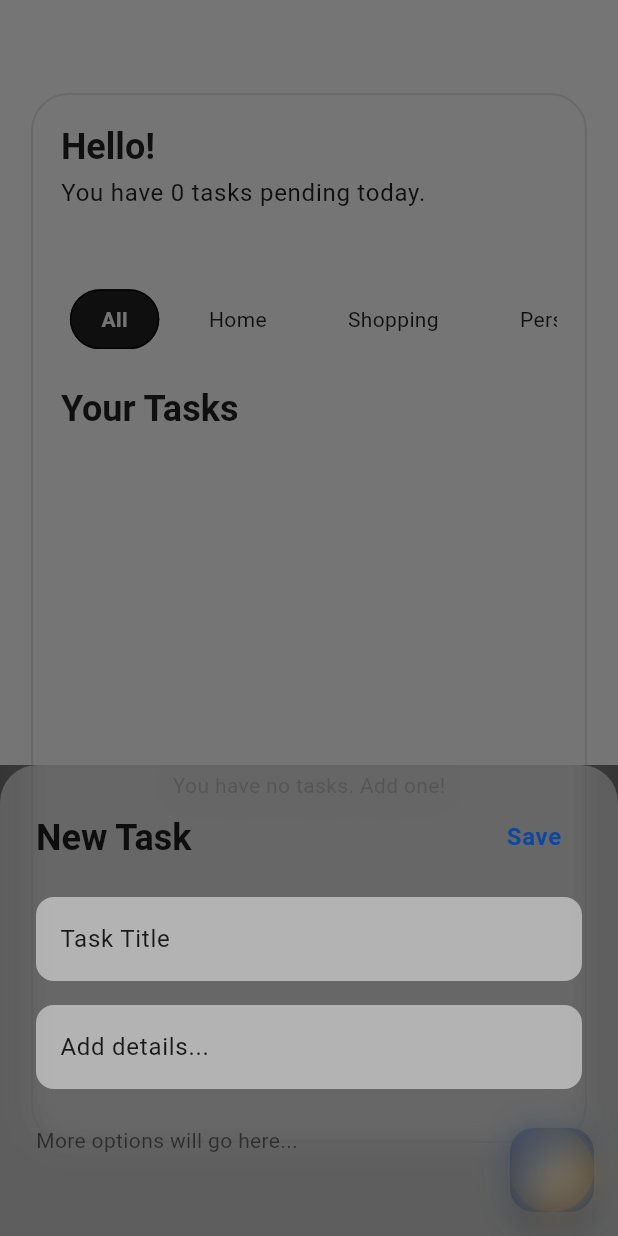
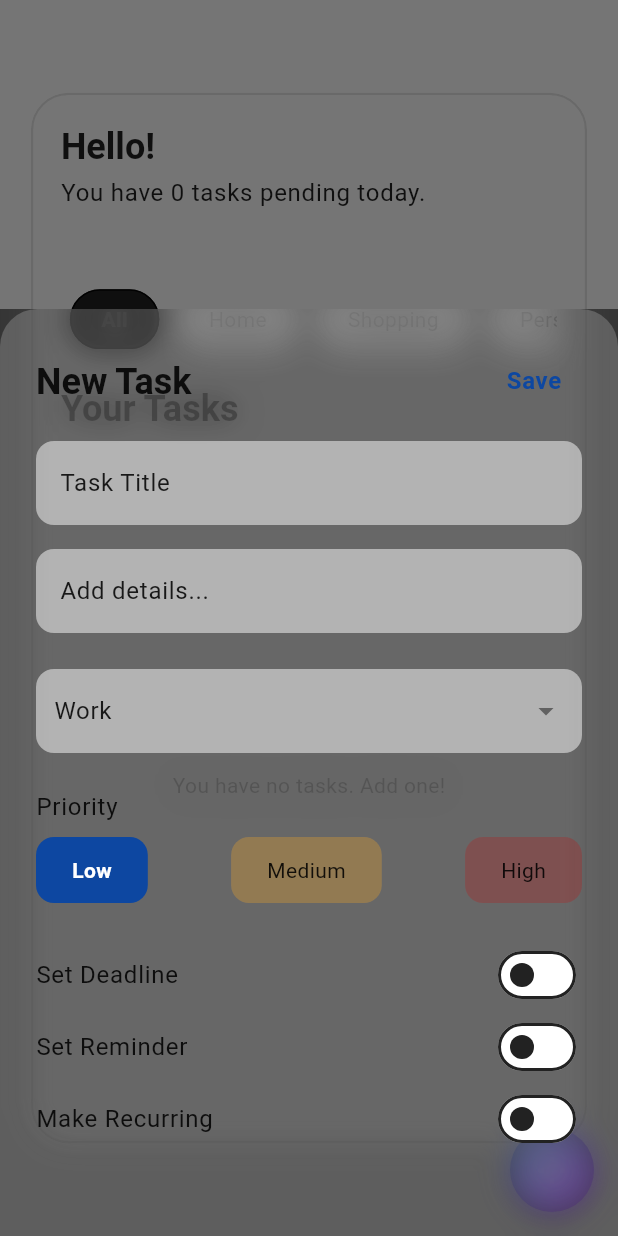
Before and after one commit to daphne-i/task-spark, a Flutter app: the screen it shows after launch, after a tap on the "add" icon, on a phone screen of 412 x 824 dp. Run offline on Flutter 3.47's test engine with Material 3 defaults, Android fonts, the phone set to English and light mode, and no system bars; our stand-ins replace drift, equatable, flutter_bloc; missing offline and left inert: animated_gradient_background; accounts and stored records are empty; generated files the repository leaves out were written again; Roboto replaces fonts that are missing (Manrope).

Commit message:
Add task functions

```diff
--- a/lib/bloc/tasks_bloc/tasks_bloc.dart
+++ b/lib/bloc/tasks_bloc/tasks_bloc.dart
@@ -5,16 +5,19 @@ import 'package:task_sparkle/database/database.dart'; // Import our database
 
 class TasksBloc extends Bloc<TasksEvent, TasksState> {
   final AppDatabase database; // Our database instance
+  List<Category> _categories = [];
 
   TasksBloc({required this.database}) : super(TasksLoading()) {
     // When a 'LoadTasks' event comes in, call this function
     on<LoadTasks>(_onLoadTasks);
+    on<AddTask>(_onAddTask);
   }
 
   void _onLoadTasks(LoadTasks event, Emitter<TasksState> emit) async {
     try {
       // Tell the UI we are loading
       emit(TasksLoading());
+      _categories = await database.getAllCategories();
 
       // Go to the database and get a STREAM of all tasks.
       // A stream will automatically send new data when the database changes!
@@ -23,7 +26,7 @@ class TasksBloc extends Bloc<TasksEvent, TasksState> {
         onData: (tasks) {
           // Every time the stream gives us a new list,
           // emit a new 'TasksLoaded' state with that list
-          emit(TasksLoaded(tasks: tasks));
+          emit(TasksLoaded(tasks: tasks, categories: _categories));
         },
         onError: (error, stackTrace) {
           emit(TasksError(error.toString()));
@@ -33,4 +36,17 @@ class TasksBloc extends Bloc<TasksEvent, TasksState> {
       emit(TasksError(e.toString()));
     }
   }
+
+  void _onAddTask(AddTask event, Emitter<TasksState> emit) async {
+    try {
+      await database.addTask(event.task);
+      // We don't need to emit a new state here, because...
+      // ...our _onLoadTasks stream is *watching* the database.
+      // As soon as the task is added, the stream will automatically
+      // fire, and _onLoadTasks will emit a new TasksLoaded state.
+      // This is the power of reactive programming!
+    } catch (e) {
+      emit(TasksError(e.toString()));
+    }
+  }
 }
--- a/lib/bloc/tasks_bloc/tasks_event.dart
+++ b/lib/bloc/tasks_bloc/tasks_event.dart
@@ -1,4 +1,5 @@
 import 'package:equatable/equatable.dart';
+import 'package:task_sparkle/database/database.dart'; // <-- Add this line
 
 // The base class for all our events
 abstract class TasksEvent extends Equatable {
@@ -13,7 +14,15 @@ class LoadTasks extends TasksEvent {}
 
 // Event: "Add a new task"
 // (We'll add more details to this later)
-class AddTask extends TasksEvent {}
+class AddTask extends TasksEvent {
+  // A TasksCompanion is the drift-generated object for inserting a new row
+  final TasksCompanion task;
+
+  const AddTask({required this.task});
+
+  @override
+  List<Object> get props => [task];
+}
 
 // Event: "Mark a task as complete/incomplete"
 class ToggleTaskCompletion extends TasksEvent {
--- a/lib/bloc/tasks_bloc/tasks_state.dart
+++ b/lib/bloc/tasks_bloc/tasks_state.dart
@@ -15,12 +15,13 @@ class TasksLoading extends TasksState {}
 // State: "We have successfully loaded the tasks"
 class TasksLoaded extends TasksState {
   final List<Task> tasks;
+  final List<Category> categories;
   // We can add categories, stats, etc., here later
 
-  const TasksLoaded({this.tasks = const []});
+  const TasksLoaded({this.tasks = const [], this.categories = const []});
 
   @override
-  List<Object> get props => [tasks];
+  List<Object> get props => [tasks, categories];
 }
 
 // State: "Something went wrong"
--- a/lib/database/database.dart
+++ b/lib/database/database.dart
@@ -46,6 +46,8 @@ class AppDatabase extends _$AppDatabase {
   Future<int> addTask(TasksCompanion entry) {
     return into(tasks).insert(entry);
   }
+
+  Future<List<Category>> getAllCategories() => select(categories).get();
 }
 
 LazyDatabase _openConnection() {
--- a/lib/screens/add_task_screen.dart
+++ b/lib/screens/add_task_screen.dart
@@ -1,6 +1,11 @@
 import 'dart:ui'; // For BackdropFilter
+import 'package:drift/drift.dart' as drift; // Import drift with a prefix
 import 'package:flutter/material.dart';
-import 'package:task_sparkle/widgets/aurora_background.dart';
+import 'package:flutter_bloc/flutter_bloc.dart';
+import 'package:task_sparkle/bloc/tasks_bloc/tasks_bloc.dart';
+import 'package:task_sparkle/bloc/tasks_bloc/tasks_event.dart';
+import 'package:task_sparkle/bloc/tasks_bloc/tasks_state.dart';
+import 'package:task_sparkle/database/database.dart'; // We need this for Category
 
 class AddTaskScreen extends StatefulWidget {
   const AddTaskScreen({super.key});
@@ -10,16 +15,61 @@ class AddTaskScreen extends StatefulWidget {
 }
 
 class _AddTaskScreenState extends State<AddTaskScreen> {
-  // We'll use these later to store the user's input
   final _titleController = TextEditingController();
   final _notesController = TextEditingController();
 
-  // Dummy data for now
-  String? _selectedCategory;
+  // Form state
+  Category? _selectedCategory;
   int _selectedPriority = 1; // 1: Low, 2: Medium, 3: High
+  DateTime? _selectedDate;
   bool _setDeadline = false;
   bool _setReminder = false;
   bool _isRecurring = false;
+  String _frequency = 'daily';
+
+  // This is called when the "Save" button is pressed
+  void _onSave() {
+    if (_titleController.text.isEmpty) {
+      // TODO: Show an error message
+      return;
+    }
+
+    // Use the BLoC to add the task
+    final tasksBloc = context.read<TasksBloc>();
+
+    // Create the drift 'Companion' object to insert
+    final taskCompanion = TasksCompanion(
+      title: drift.Value(_titleController.text),
+      note: drift.Value(_notesController.text),
+      priority: drift.Value(_selectedPriority),
+      categoryId: drift.Value(_selectedCategory?.id),
+      dueDate: drift.Value(_setDeadline ? _selectedDate : null),
+      isRecurring: drift.Value(_isRecurring),
+      frequency: drift.Value(_isRecurring ? _frequency : null),
+      // isCompleted is false by default, so we don't need to set it
+    );
+
+    // Add the event to the BLoC
+    tasksBloc.add(AddTask(task: taskCompanion));
+
+    // Close the bottom sheet
+    Navigator.of(context).pop();
+  }
+
+  // Show the date picker
+  Future<void> _pickDate() async {
+    final date = await showDatePicker(
+      context: context,
+      initialDate: DateTime.now(),
+      firstDate: DateTime.now(),
+      lastDate: DateTime(2100),
+    );
+    if (date != null) {
+      setState(() {
+        _selectedDate = date;
+      });
+    }
+  }
 
   @override
   void dispose() {
@@ -30,37 +80,90 @@ class _AddTaskScreenState extends State<AddTaskScreen> {
 
   @override
   Widget build(BuildContext context) {
-    // This is the "Glassmorphism" card from our mockup
+    // Get the current list of categories from the BLoC state
+    final state = context.read<TasksBloc>().state;
+    List<Category> categories = [];
+    if (state is TasksLoaded) {
+      categories = state.categories;
+      // Set a default selected category if we have one
+      if (_selectedCategory == null && categories.isNotEmpty) {
+        _selectedCategory = categories.first;
+      }
+    }
+
     return ClipRRect(
       child: BackdropFilter(
         filter: ImageFilter.blur(sigmaX: 10, sigmaY: 10),
         child: Container(
           padding: const EdgeInsets.all(24.0),
           decoration: BoxDecoration(
-            // Use the theme's glass tint
             color: Theme.of(context).colorScheme.surface.withOpacity(0.2),
             borderRadius: const BorderRadius.only(
               topLeft: Radius.circular(25.0),
               topRight: Radius.circular(25.0),
             ),
           ),
+          child: SingleChildScrollView(
+            // Makes the content scrollable
             child: Column(
-            mainAxisSize: MainAxisSize.min, // Make the sheet fit its content
+              mainAxisSize: MainAxisSize.min,
               crossAxisAlignment: CrossAxisAlignment.start,
               children: [
                 // --- Title and Save Button ---
-              Row(
+                _buildHeader(),
+                const SizedBox(height: 16),
+
+                // --- Task Title Input ---
+                _buildTextField(_titleController, 'Task Title'),
+                const SizedBox(height: 16),
+
+                // --- Notes Input ---
+                _buildTextField(_notesController, 'Add details...'),
+                const SizedBox(height: 24),
+
+                // --- Category Dropdown ---
+                _buildCategorySelector(categories),
+                const SizedBox(height: 24),
+
+                // --- Priority Selector ---
+                Text('Priority', style: Theme.of(context).textTheme.bodyLarge),
+                const SizedBox(height: 8),
+                _buildPrioritySelector(),
+                const SizedBox(height: 24),
+
+                // --- Toggles ---
+                _buildToggleRow('Set Deadline', _setDeadline, (val) {
+                  setState(() {
+                    _setDeadline = val;
+                    if (_setDeadline && _selectedDate == null) {
+                      _pickDate();
+                    }
+                  });
+                }),
+                _buildToggleRow('Set Reminder', _setReminder, (val) {
+                  setState(() => _setReminder = val);
+                }),
+                _buildToggleRow('Make Recurring', _isRecurring, (val) {
+                  setState(() => _isRecurring = val);
+                }),
+                const SizedBox(height: 30),
+              ],
+            ),
+          ),
+        ),
+      ),
+    );
+  }
+
+  // --- Reusable Builder Widgets ---
+
+  Widget _buildHeader() {
+    return Row(
       mainAxisAlignment: MainAxisAlignment.spaceBetween,
       children: [
-                  Text(
-                    'New Task',
-                    style: Theme.of(context).textTheme.headlineMedium,
-                  ),
+        Text('New Task', style: Theme.of(context).textTheme.headlineMedium),
         TextButton(
-                    onPressed: () {
-                      // TODO: Implement save logic
-                      Navigator.of(context).pop(); // Close the sheet
-                    },
+          onPressed: _onSave, // Hook up the save function
           child: Text(
             'Save',
             style: Theme.of(context).textTheme.bodyLarge?.copyWith(
@@ -70,50 +173,105 @@ class _AddTaskScreenState extends State<AddTaskScreen> {
           ),
         ),
       ],
-              ),
-              const SizedBox(height: 16),
+    );
+  }
 
-              // --- Task Title Input ---
-              TextField(
-                controller: _titleController,
+  Widget _buildTextField(TextEditingController controller, String label) {
+    return TextField(
+      controller: controller,
       style: Theme.of(context).textTheme.bodyLarge,
       decoration: InputDecoration(
-                  labelText: 'Task Title',
+        labelText: label,
         filled: true,
-                  fillColor: Theme.of(
-                    context,
-                  ).colorScheme.surface.withOpacity(0.5),
+        fillColor: Theme.of(context).colorScheme.surface.withOpacity(0.5),
         border: OutlineInputBorder(
           borderRadius: BorderRadius.circular(12.0),
           borderSide: BorderSide.none,
         ),
       ),
+    );
+  }
+
+  Widget _buildCategorySelector(List<Category> categories) {
+    // A glass-style dropdown
+    return Container(
+      padding: const EdgeInsets.symmetric(horizontal: 12.0, vertical: 4.0),
+      decoration: BoxDecoration(
+        color: Theme.of(context).colorScheme.surface.withOpacity(0.5),
+        borderRadius: BorderRadius.circular(12.0),
       ),
-              const SizedBox(height: 16),
-
-              // --- Notes Input ---
-              TextField(
-                controller: _notesController,
-                decoration: InputDecoration(
-                  labelText: 'Add details...',
-                  filled: true,
-                  fillColor: Theme.of(
-                    context,
-                  ).colorScheme.surface.withOpacity(0.5),
-                  border: OutlineInputBorder(
-                    borderRadius: BorderRadius.circular(12.0),
-                    borderSide: BorderSide.none,
+      child: DropdownButtonHideUnderline(
+        child: DropdownButton<Category>(
+          value: _selectedCategory,
+          isExpanded: true,
+          dropdownColor: Theme.of(context).colorScheme.surface.withOpacity(0.9),
+          style: Theme.of(context).textTheme.bodyLarge,
+          onChanged: (Category? newValue) {
+            setState(() {
+              _selectedCategory = newValue;
+            });
+          },
+          items: categories.map((Category category) {
+            return DropdownMenuItem<Category>(
+              value: category,
+              child: Text(category.name),
+            );
+          }).toList(),
         ),
       ),
+    );
+  }
+
+  Widget _buildPrioritySelector() {
+    return Row(
+      mainAxisAlignment: MainAxisAlignment.spaceBetween,
+      children: [
+        _priorityButton(1, 'Low', Theme.of(context).colorScheme.primary),
+        _priorityButton(2, 'Medium', Theme.of(context).colorScheme.secondary),
+        _priorityButton(3, 'High', Theme.of(context).colorScheme.error),
+      ],
+    );
+  }
+
+  Widget _priorityButton(int level, String label, Color color) {
+    final bool isSelected = _selectedPriority == level;
+    return GestureDetector(
+      onTap: () {
+        setState(() {
+          _selectedPriority = level;
+        });
+      },
+      child: AnimatedContainer(
+        duration: const Duration(milliseconds: 200),
+        padding: const EdgeInsets.symmetric(horizontal: 24, vertical: 12),
+        decoration: BoxDecoration(
+          color: isSelected ? color : color.withOpacity(0.3),
+          borderRadius: BorderRadius.circular(12),
         ),
-              const SizedBox(height: 24),
-              // We'll add categories, priorities, and toggles here
-              Text('More options will go here...'),
-              const SizedBox(height: 30), // Extra space
-            ],
+        child: Text(
+          label,
+          style: TextStyle(
+            color: isSelected
+                ? Theme.of(context).colorScheme.onPrimary
+                : Theme.of(context).colorScheme.onSurface,
+            fontWeight: isSelected ? FontWeight.bold : FontWeight.normal,
           ),
         ),
       ),
     );
   }
+
+  Widget _buildToggleRow(String label, bool value, Function(bool) onChanged) {
+    return Row(
+      mainAxisAlignment: MainAxisAlignment.spaceBetween,
+      children: [
+        Text(label, style: Theme.of(context).textTheme.bodyLarge),
+        Switch(
+          value: value,
+          onChanged: onChanged,
+          activeColor: Theme.of(context).colorScheme.primary,
+        ),
+      ],
+    );
   }
+}
--- a/lib/screens/home_screen.dart
+++ b/lib/screens/home_screen.dart
@@ -111,20 +111,39 @@ class HomeScreen extends StatelessWidget {
           );
         },
         // Apply the glossy gradient
-        child: Ink(
+        elevation: 0, // 1. Remove the default shadow
+        backgroundColor:
+            Colors.transparent, // 2. Make the FAB itself transparent
+        child: Container(
+          // 3. Use a Container for our custom button
+          width: 60, // 4. Set a fixed size
+          height: 60,
           decoration: BoxDecoration(
-            gradient: LinearGradient(
+            shape: BoxShape.circle, // 5. Make it perfectly round
+            gradient: const LinearGradient(
+              // 6. Use the "glossy" blue/purple gradient
               colors: [
-                Theme.of(context).colorScheme.primary,
-                Theme.of(context).colorScheme.secondary,
+                Color(0xFF4A90E2), // Bright Blue
+                Color(0xFF9013FE), // Purple
               ],
               begin: Alignment.topLeft,
               end: Alignment.bottomRight,
             ),
-            shape: BoxShape.circle,
+            boxShadow: [
+              // 7. Add our own soft shadow for the "lifted" look
+              BoxShadow(
+                color: Colors.black.withOpacity(0.3),
+                spreadRadius: 1,
+                blurRadius: 10,
+                offset: const Offset(0, 4),
+              ),
+            ],
           ),
-          child: const Center(
-            child: Icon(Icons.add, color: Colors.white, size: 30),
+          child: const Icon(
+            // 8. Put the icon inside our custom container
+            Icons.add,
+            color: Colors.white,
+            size: 30,
           ),
         ),
       ),
```
Lines whose indentation alone changed are shown as unchanged.
